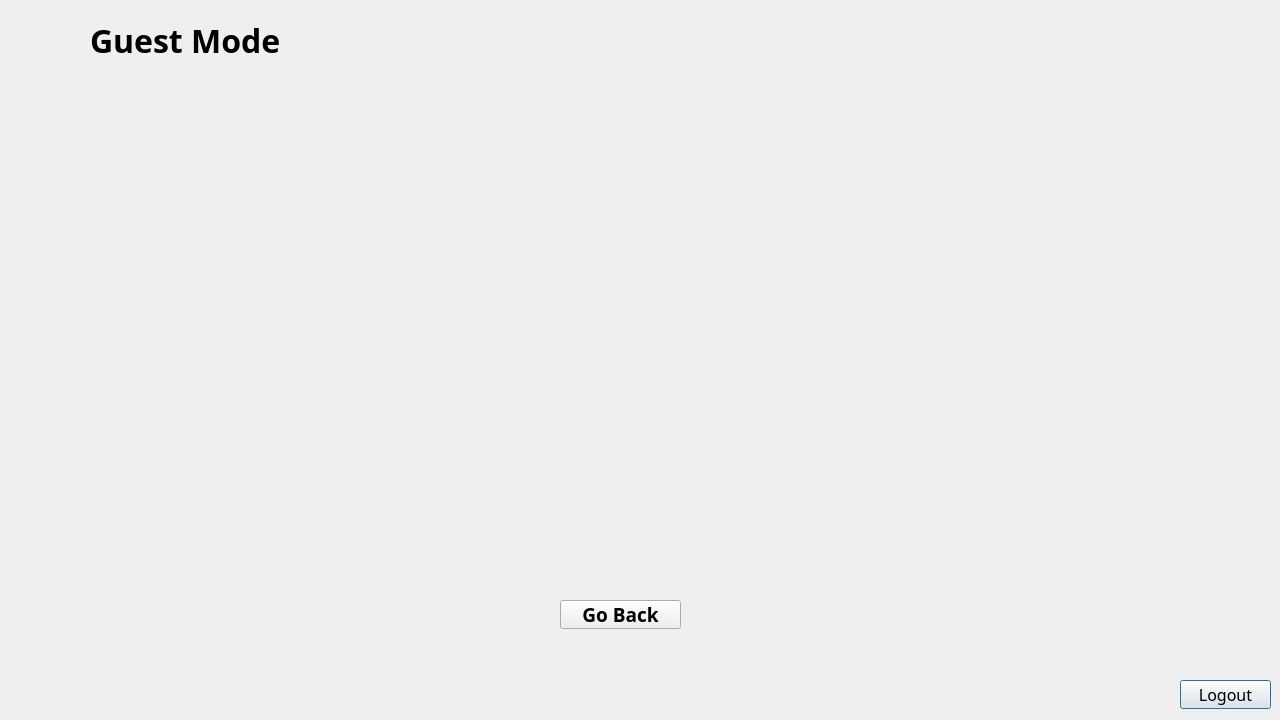
Before: the Qt Designer form FormulaManager/guest.ui in AtuLxCE/formula-encyclopaedia, drawn with Qt 5.
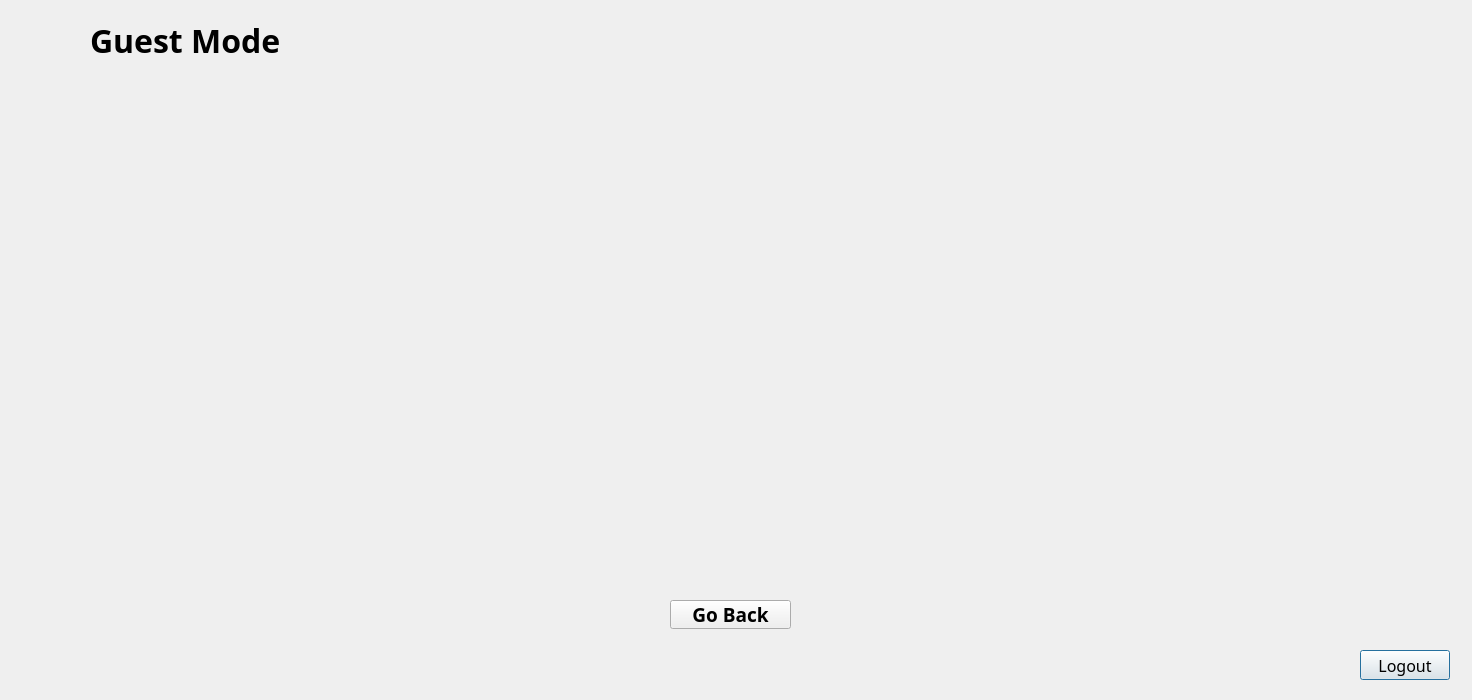
After: the same form once the commit is applied. The open tabs and pages were chosen to show the change. Icons and pictures are not drawn.

Commit message: Fixed the positions of buttons in Ui

Diff of the .ui file:
```diff
--- a/FormulaManager/guest.ui
+++ b/FormulaManager/guest.ui
@@ -6,8 +6,8 @@
    <rect>
     <x>0</x>
     <y>0</y>
-    <width>1280</width>
-    <height>720</height>
+    <width>1472</width>
+    <height>700</height>
    </rect>
   </property>
   <property name="font">
@@ -29,8 +29,8 @@
     <rect>
      <x>90</x>
      <y>10</y>
-     <width>211</width>
-     <height>61</height>
+     <width>210</width>
+     <height>60</height>
     </rect>
    </property>
    <property name="font">
@@ -57,10 +57,10 @@
   <widget class="QLabel" name="label_2">
    <property name="geometry">
     <rect>
-     <x>30</x>
+     <x>20</x>
      <y>10</y>
-     <width>51</width>
-     <height>51</height>
+     <width>60</width>
+     <height>60</height>
     </rect>
    </property>
    <property name="text">
@@ -76,10 +76,10 @@
   <widget class="QPushButton" name="pushButton">
    <property name="geometry">
     <rect>
-     <x>1180</x>
-     <y>680</y>
-     <width>91</width>
-     <height>29</height>
+     <x>1360</x>
+     <y>650</y>
+     <width>90</width>
+     <height>30</height>
     </rect>
    </property>
    <property name="font">
@@ -101,10 +101,10 @@
   <widget class="QStackedWidget" name="stackedWidget">
    <property name="geometry">
     <rect>
-     <x>40</x>
-     <y>110</y>
-     <width>1221</width>
-     <height>571</height>
+     <x>0</x>
+     <y>90</y>
+     <width>1472</width>
+     <height>570</height>
     </rect>
    </property>
    <property name="currentIndex">
@@ -136,8 +136,8 @@
     <widget class="QPushButton" name="pushButton_10">
      <property name="geometry">
       <rect>
-       <x>520</x>
-       <y>490</y>
+       <x>670</x>
+       <y>510</y>
        <width>121</width>
        <height>29</height>
       </rect>
```
Left out of the diff: 6 changed lines with no effect on the pictures. The commit also changes 4 other files.
